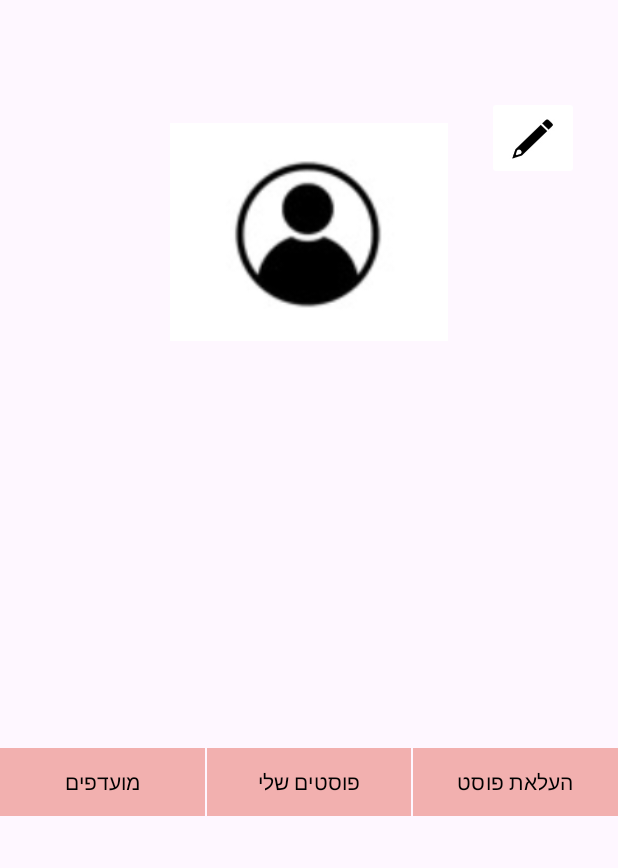
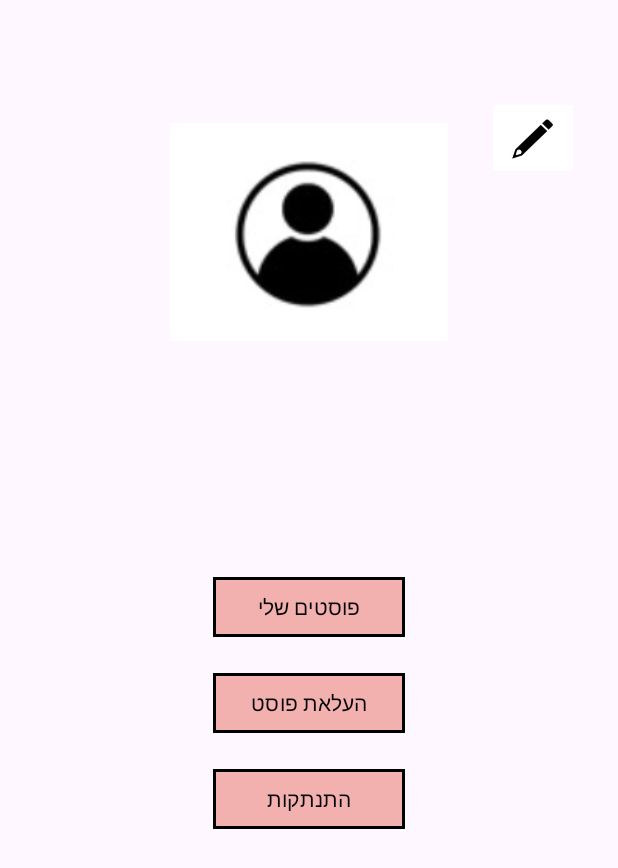
Before and after one commit to TiferetBarzilay/Sweet, an Android app: the fragment PersonalAreaFragment shown on its own in the app's theme, on a phone screen of 412 x 824 dp. Shown: the top 868 px of the screen. Run offline under Robolectric (Android 15) with nearby library versions, the light colour scheme and no system bars; our stand-ins replace Firebase (no records; nobody signed in at launch, a user with empty details on screens opened directly); pictures from the network do not load.

Commit message:
נוסף כפתור התנתקות

```diff
--- a/app/src/main/java/com/example/sweet/PersonalAreaFragment.kt
+++ b/app/src/main/java/com/example/sweet/PersonalAreaFragment.kt
@@ -6,14 +6,18 @@ import androidx.fragment.app.Fragment
 import android.view.LayoutInflater
 import android.view.View
 import android.view.ViewGroup
+import android.widget.Toast
+import androidx.appcompat.app.AlertDialog
 import androidx.appcompat.app.AppCompatActivity
 import androidx.navigation.fragment.findNavController
 import com.bumptech.glide.Glide
 import com.example.sweet.databinding.FragmentPersonalAreaBinding
+import com.google.firebase.auth.FirebaseAuth
 
 class PersonalAreaFragment : Fragment() {
 
     private lateinit var binding: FragmentPersonalAreaBinding
+    val auth = FirebaseAuth.getInstance()
 
     override fun onCreateView(
         inflater: LayoutInflater, container: ViewGroup?,
@@ -37,9 +41,9 @@ class PersonalAreaFragment : Fragment() {
             findNavController().navigate(R.id.action_personalAreaFragment_to_editPersonalAreaFragment)
         }
 
-        val favoritesButton=binding.btnFavouritesPersonalAreaFragment
-        favoritesButton.setOnClickListener {
-            findNavController().navigate(R.id.action_personalAreaFragment_to_favoritesPageFragment)
+        val logOutButton=binding.btnLogOutPersonalAreaFragment
+        logOutButton.setOnClickListener {
+            showLogOutConfirmationDialog()
         }
 
         val myPostsButton=binding.btnMyPostsPersonalAreaFragment
@@ -79,4 +83,27 @@ class PersonalAreaFragment : Fragment() {
         }
 
     }
+    private fun showLogOutConfirmationDialog() {
+        // יצירת AlertDialog
+        val builder = AlertDialog.Builder(requireContext())
+
+        // הגדרת כותרת והודעה
+        builder.setTitle("התנתקות")
+        builder.setMessage("האם אתה בטוח שברצונך להתנתק?")
+
+        // כפתור "כן"
+        builder.setPositiveButton("כן") { dialog, which ->
+            auth.signOut()
+            Toast.makeText(context, "התנתקת בהצלחה", Toast.LENGTH_SHORT).show()
+            findNavController().navigate(R.id.action_personalAreaFragment_to_logInFragment)        }
+
+        // כפתור "לא"
+        builder.setNegativeButton("לא") { dialog, which ->
+            dialog.dismiss() // סוגר את הדיאלוג אם המשתמש לחץ "לא"
+        }
+
+        // יצירת והצגת הדיאלוג
+        builder.create().show()
+    }
+
 }
--- a/app/src/main/res/layout/fragment_personal_area.xml
+++ b/app/src/main/res/layout/fragment_personal_area.xml
@@ -17,49 +17,52 @@
         app:layout_constraintStart_toStartOf="parent"
         app:layout_constraintTop_toTopOf="parent" />
 
+
     <Button
-        android:id="@+id/btnFavouritesPersonalAreaFragment"
-        android:layout_width="0dp"
-        android:layout_height="53dp"
+        android:id="@+id/btnLogOutPersonalAreaFragment"
+        android:layout_width="128dp"
+        android:layout_height="wrap_content"
+        android:layout_marginTop="16dp"
         android:backgroundTint="#F2B0AF"
-        android:text="מועדפים"
+        android:text="התנתקות"
+        app:strokeColor="@android:color/black"
+        app:strokeWidth="2dp"
         android:textColor="@color/black"
         app:cornerRadius="0dp"
-        app:layout_constraintBottom_toBottomOf="@+id/btnMyPostsPersonalAreaFragment"
-        app:layout_constraintEnd_toStartOf="@+id/btnMyPostsPersonalAreaFragment"
-        app:layout_constraintHorizontal_bias="0.5"
-        app:layout_constraintStart_toStartOf="parent" />
-
+        app:layout_constraintEnd_toEndOf="parent"
+        app:layout_constraintStart_toStartOf="parent"
+        app:layout_constraintTop_toBottomOf="@+id/btnAddPostsPersonalAreaFragment" />
 
     <Button
         android:id="@+id/btnMyPostsPersonalAreaFragment"
-        android:layout_width="0dp"
-        android:layout_height="53dp"
-        android:layout_marginStart="1dp"
-        android:layout_marginEnd="1dp"
-        android:layout_marginBottom="276dp"
+        android:layout_width="128dp"
+        android:layout_height="wrap_content"
+        android:layout_marginTop="16dp"
         android:backgroundTint="#F2B0AF"
+        app:strokeColor="@android:color/black"
+        app:strokeWidth="2dp"
         android:text="פוסטים שלי"
         android:textColor="@color/black"
         android:textColorLink="#673AB7"
         app:cornerRadius="0dp"
-        app:layout_constraintBottom_toBottomOf="parent"
-        app:layout_constraintEnd_toStartOf="@+id/btnAddPostsPersonalAreaFragment"
-        app:layout_constraintHorizontal_bias="0.5"
-        app:layout_constraintStart_toEndOf="@+id/btnFavouritesPersonalAreaFragment" />
+        app:layout_constraintEnd_toEndOf="parent"
+        app:layout_constraintStart_toStartOf="parent"
+        app:layout_constraintTop_toBottomOf="@+id/tvUserNamePersonalAreaFragment" />
 
     <Button
         android:id="@+id/btnAddPostsPersonalAreaFragment"
-        android:layout_width="0dp"
-        android:layout_height="53dp"
+        android:layout_width="128dp"
+        android:layout_height="wrap_content"
+        android:layout_marginTop="16dp"
         android:backgroundTint="#F2B0AF"
         android:text="העלאת פוסט"
         android:textColor="@color/black"
+        app:strokeColor="@android:color/black"
+        app:strokeWidth="2dp"
         app:cornerRadius="0dp"
-        app:layout_constraintBottom_toBottomOf="@+id/btnMyPostsPersonalAreaFragment"
         app:layout_constraintEnd_toEndOf="parent"
-        app:layout_constraintHorizontal_bias="0.5"
-        app:layout_constraintStart_toEndOf="@+id/btnMyPostsPersonalAreaFragment" />
+        app:layout_constraintStart_toStartOf="parent"
+        app:layout_constraintTop_toBottomOf="@+id/btnMyPostsPersonalAreaFragment" />
 
     <ImageButton
 
```
Also changed, not shown: app/src/main/java/com/example/sweet/FavoritesPageFragment.kt (deleted, +0 -54 lines), app/src/main/res/layout/fragment_favorites_page.xml (deleted, +0 -21 lines), app/src/main/res/navigation/nav_graph.xml (+3 -12 lines).
